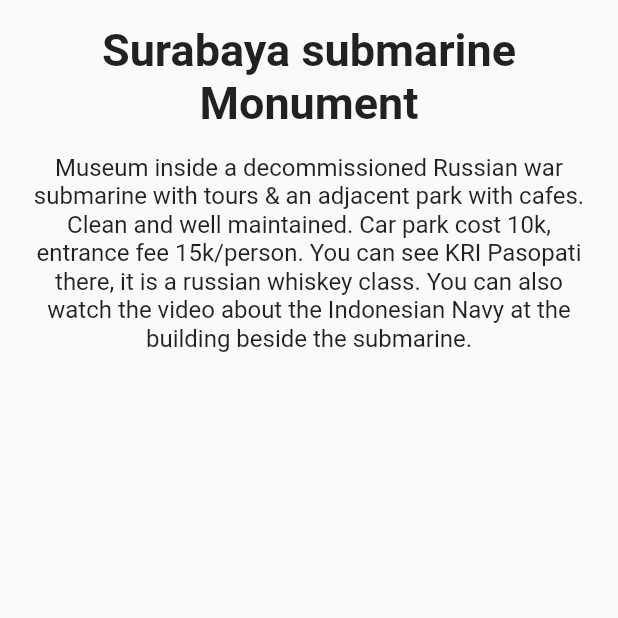
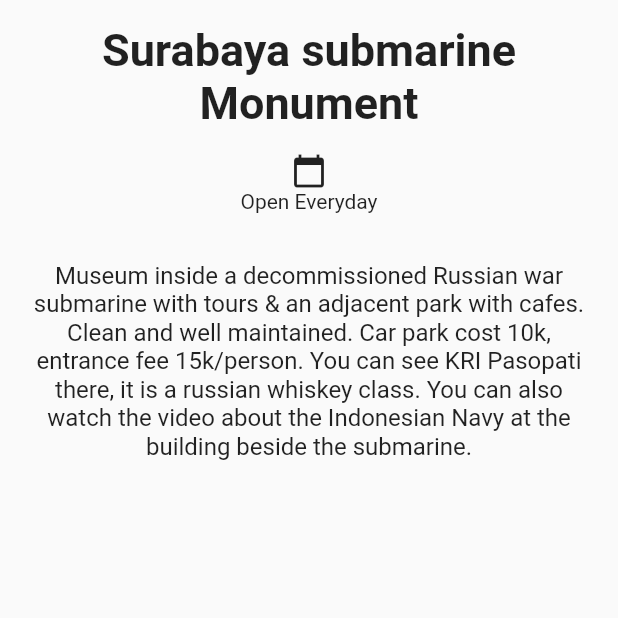
Before and after one commit to yusada/WPPB_Laporan, a Flutter app: the screen it shows after launch, on a phone screen of 412 x 824 dp, the top half of it. Run offline on Flutter 3.47's test engine with Material 2 defaults, Android fonts, the phone set to English and light mode, and no system bars.

Commit message:
Percobaan 3

```diff
--- a/lib/main.dart
+++ b/lib/main.dart
@@ -35,7 +35,21 @@ class DetailScreen extends StatelessWidget {
                     fontSize: 30.0,
                     fontWeight: FontWeight.bold,
                   ),
-                )),
+                )), //Judul
+            Container(
+              margin: const EdgeInsets.symmetric(vertical: 16.0),
+              child: Row(
+                mainAxisAlignment: MainAxisAlignment.spaceEvenly,
+                children: <Widget>[
+                  Column(
+                    children: const <Widget>[
+                      Icon(Icons.calendar_today),
+                      Text('Open Everyday'),
+                    ],
+                  ),
+                ],
+              ),
+            ),
             Container(
               padding: const EdgeInsets.all(16.0),
               child: const Text(
@@ -43,7 +57,7 @@ class DetailScreen extends StatelessWidget {
                 textAlign: TextAlign.center,
                 style: TextStyle(fontSize: 16.0),
               ),
-            )
+            ) //Deskripsi
           ],
         ),
       ),
```
